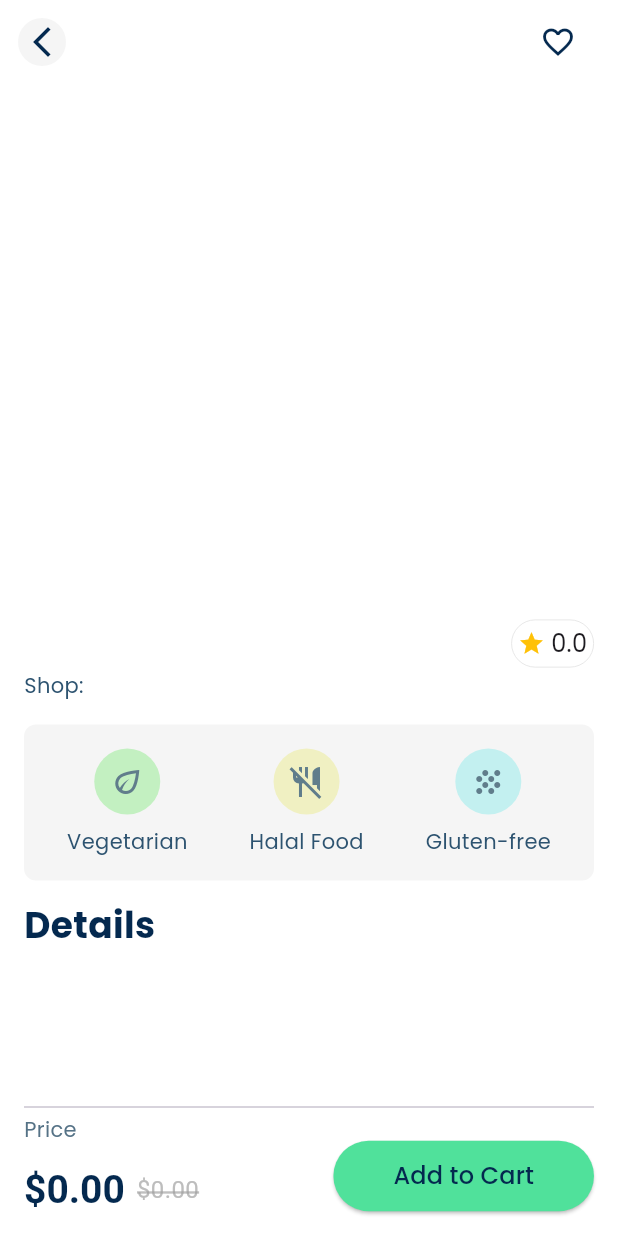
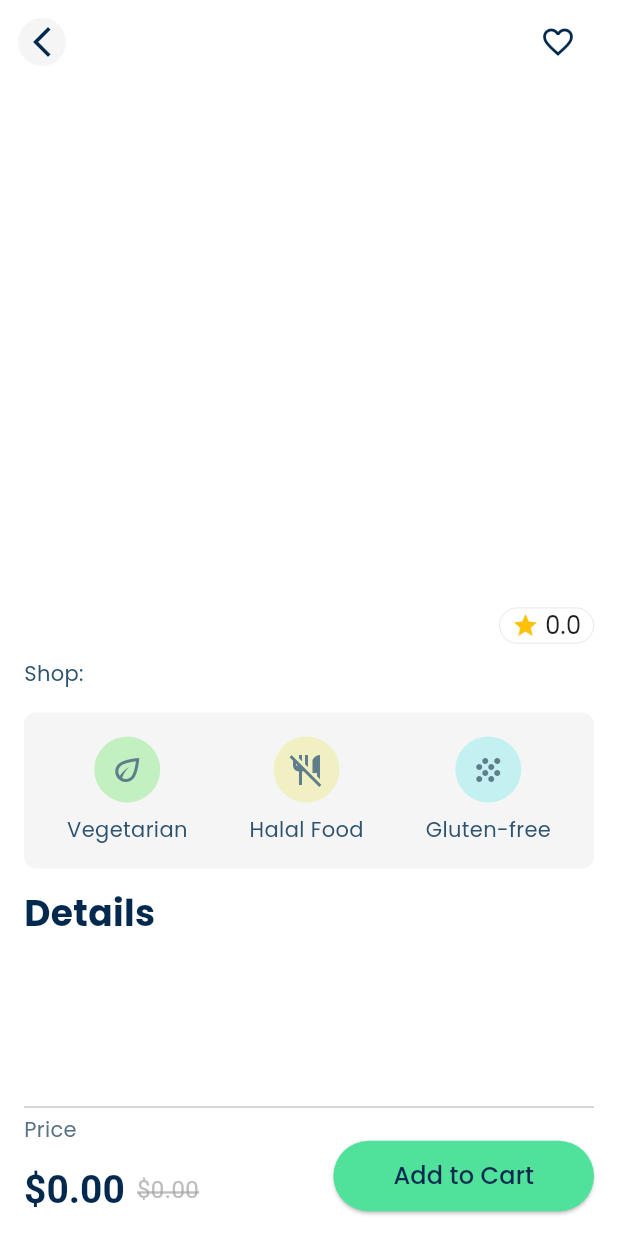
Before and after one commit to gabrielhfdl/bento-challenge, a Flutter app: the SpecialItemDetailPage screen opened directly with empty values, on a phone screen of 412 x 824 dp. Run offline on Flutter 3.47's test engine with Material 3 defaults, Android fonts, the phone set to English and light mode, and no system bars; drawn by our look-alikes of smooth_page_indicator; our stand-ins replace cached_network_image, geocoding, geolocator, rxdart; network calls fail.

Commit message:
fix: padding value

```diff
--- a/lib/presentation/pages/special_item_details_page.dart
+++ b/lib/presentation/pages/special_item_details_page.dart
@@ -98,7 +98,6 @@ class _SpecialItemDetailPageState extends State<SpecialItemDetailPage> {
                   ),
                 ),
                 const SizedBox(height: 16),
-                const SizedBox(height: 8),
                 Row(
                   crossAxisAlignment: CrossAxisAlignment.start,
                   children: [
--- a/lib/presentation/widgets/rating_widget.dart
+++ b/lib/presentation/widgets/rating_widget.dart
@@ -7,7 +7,7 @@ class RatingWidget extends StatelessWidget {
   @override
   Widget build(BuildContext context) {
     return Container(
-      padding: const EdgeInsets.all(4.0),
+      padding: const EdgeInsets.symmetric(horizontal: 8.0),
       decoration: BoxDecoration(
         borderRadius: BorderRadius.circular(16.0),
         border: Border.all(color: Colors.grey.shade300, width: 0.5),
```
